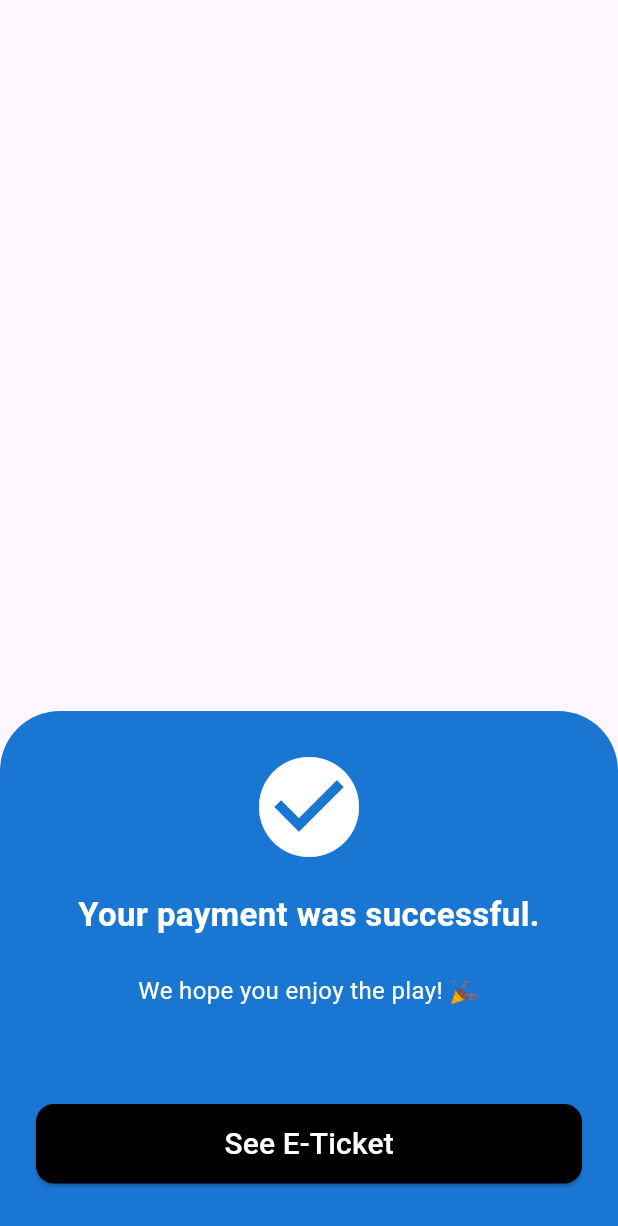
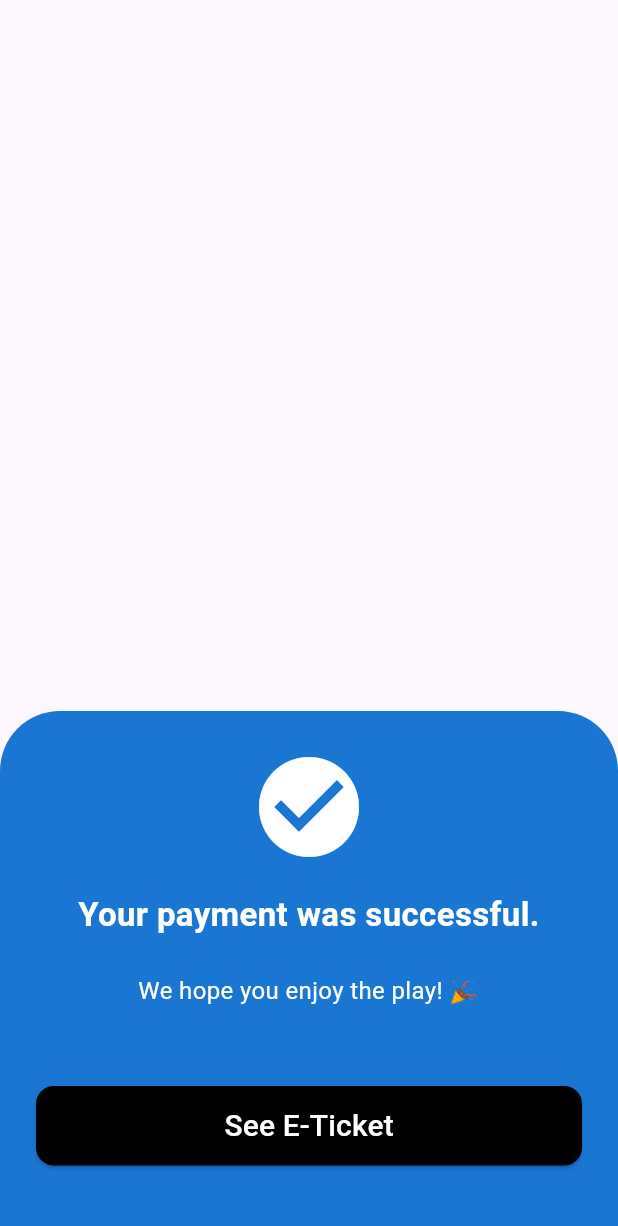
Before and after one commit to Ippo03/sign-stage, a Flutter app: the CustomPopUp widget shown alone on an empty page, opened directly, on a phone screen of 412 x 824 dp. Shown: the top 1226 px of the screen. Run offline on Flutter 3.47's test engine with Material 3 defaults, Android fonts, the phone set to English and light mode, and no system bars; our stand-ins replace carousel_slider, dotted_line, flutter_svg, google_maps_flutter, permission_handler, speech_to_text and 1 more; missing offline and left inert: barcode, flutter_credit_card_ui, flutter_downloader.

Commit message:
add launching icon + fix mini detail

```diff
--- a/lib/widgets/custom/custom_pop_up.dart
+++ b/lib/widgets/custom/custom_pop_up.dart
@@ -73,7 +73,7 @@ class CustomPopUp extends StatelessWidget {
                         ),
                         textAlign: TextAlign.center,
                       ),
-                      const SizedBox(height: 64.0),
+                      const SizedBox(height: 52.0),
                       SizedBox(
                         width: double.infinity,
                         child: ElevatedButton(
```
Also changed, not shown: pubspec.yaml (+6 -1 lines), pubspec.lock, 5 other files.
